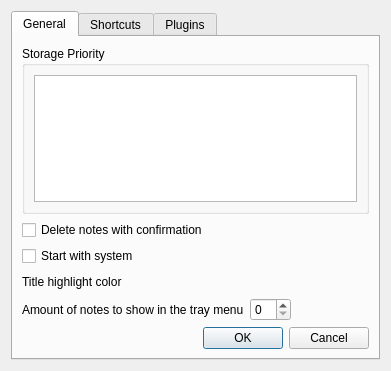
Old version of the form libqtnote/optionsdlg.ui in the repository Ri0n/QtNote.
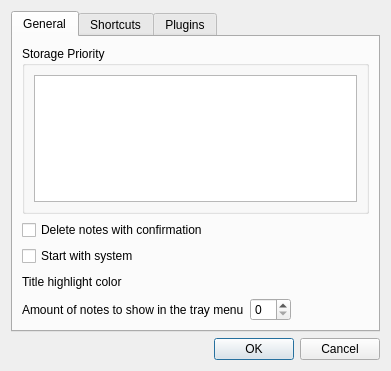
New version of the form. Icons and pictures are not drawn. Custom widgets are drawn as their Qt base class.

Commit message: options dialog: show ok/cancel on all tabs. show tooltips for storages

What changed in the file:
```diff
--- a/libqtnote/optionsdlg.ui
+++ b/libqtnote/optionsdlg.ui
@@ -115,16 +115,6 @@
          </item>
         </layout>
        </item>
-       <item>
-        <widget class="QDialogButtonBox" name="buttonBox">
-         <property name="orientation">
-          <enum>Qt::Horizontal</enum>
-         </property>
-         <property name="standardButtons">
-          <set>QDialogButtonBox::Cancel|QDialogButtonBox::Ok</set>
-         </property>
-        </widget>
-       </item>
       </layout>
      </widget>
      <widget class="QWidget" name="shortcuts">
@@ -154,6 +144,16 @@
      </widget>
     </widget>
    </item>
+   <item>
+    <widget class="QDialogButtonBox" name="buttonBox">
+     <property name="orientation">
+      <enum>Qt::Horizontal</enum>
+     </property>
+     <property name="standardButtons">
+      <set>QDialogButtonBox::Cancel|QDialogButtonBox::Ok</set>
+     </property>
+    </widget>
+   </item>
   </layout>
  </widget>
  <customwidgets>
```
The commit also changes 4 other files.
